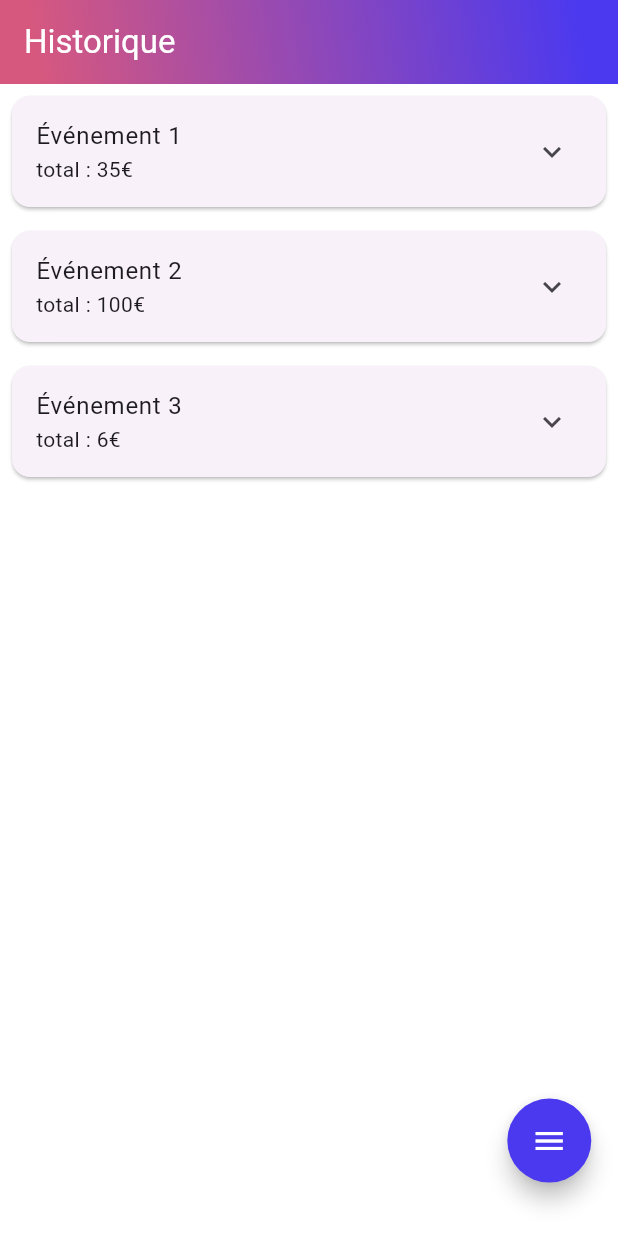
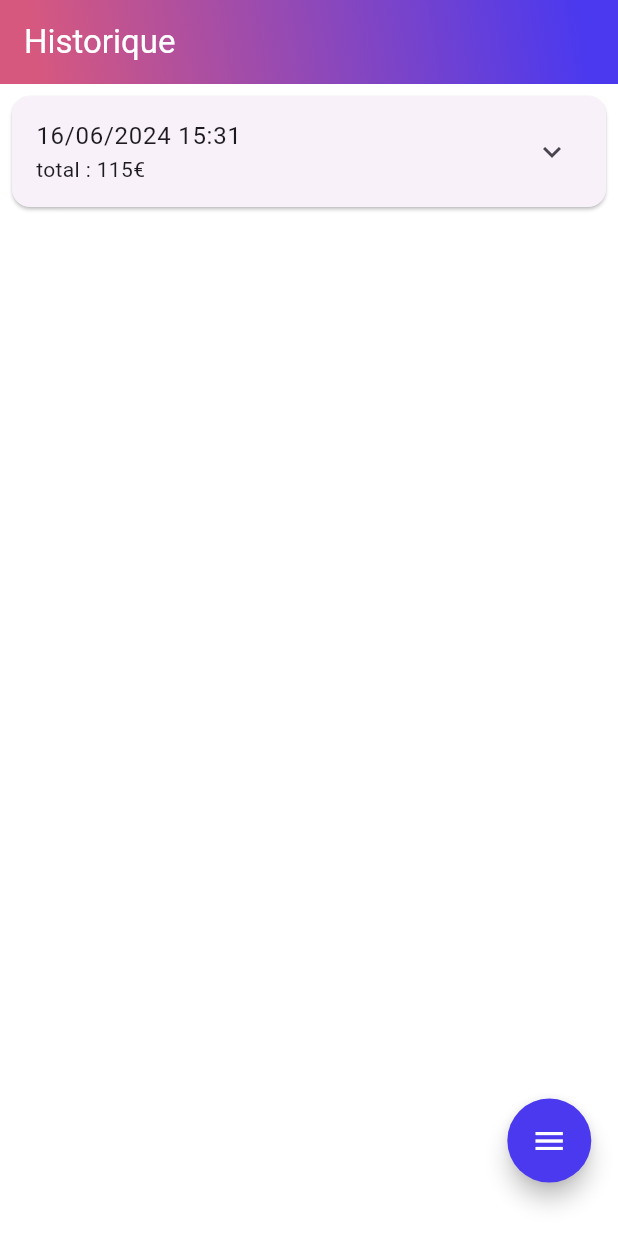
Before and after one commit to wTristaan/Cash_Cash_WA, a Flutter app: the screen it shows after launch, on a phone screen of 412 x 824 dp. Run offline on Flutter 3.47's test engine with Material 3 defaults, Android fonts, the phone set to English and light mode, and no system bars; drawn by our look-alikes of flutter_speed_dial; our stand-ins replace camera, fluttertoast, image_picker, permission_handler, shared_preferences; missing offline and left inert: dart:ffi, flutter_pytorch; Roboto replaces fonts that are missing (Outfit).

Commit message:
home retour bouton et affichage historique

```diff
--- a/lib/views/home.dart
+++ b/lib/views/home.dart
@@ -271,6 +271,7 @@ class _YoloVideoState extends State<YoloVideo> {
                 onPressed: () async {
                   if (isDetecting) {
                     stopDetection();
+                    print("Detecteds: ${yoloResults.length}");
                   } else {
                     startDetection();
                   }
@@ -310,7 +311,8 @@ class _YoloVideoState extends State<YoloVideo> {
   }
 
   Widget _retourButtonWidget() {
-    return SafeArea(
+    return
+      SafeArea(
         child: Positioned(
           top: 0,
           left: 0,
--- a/lib/window/historique.dart
+++ b/lib/window/historique.dart
@@ -27,9 +27,51 @@ class _HistoriquePageWidgetState extends State<HistoriquePageWidget> {
     super.initState();
 
     items = [
-      {'title': 'Événement 1', 'total': '35€', 'details': 'Détails de l\'événement 1'},
-      {'title': 'Événement 2', 'total': '100€', 'details': 'Détails de l\'événement 2'},
-      {'title': 'Événement 3', 'total': '6€', 'details': 'Détails de l\'événement 3'},
+      // placeholder
+      // TODO: historique
+      {
+        "title": "16/06/2024 15:31",
+        "image_url": "", // TODO: ajouter l'image
+        "detail": {
+          "total": "115€",
+          "nbr_pieces": "7",
+          "total_pieces": "5€",
+          "nbr_billets": "2",
+          "total_billets": "110€",
+          "items": [
+            {
+              "name": "5 centimes",
+              "price": "0.5€",
+              "somme": "2€",
+              "quantity": 4
+            },
+            {
+              "name": "2 euros",
+              "price": "2€",
+              "somme": "4€",
+              "quantity": 2
+            },
+            {
+              "name": "1 euros",
+              "price": "1€",
+              "somme": "1€",
+              "quantity": 1
+            },
+            {
+              "name": "10 euros",
+              "price": "10€",
+              "somme": "10€",
+              "quantity": 1
+            },
+            {
+              "name": "100 euros",
+              "price": "100€",
+              "somme": "100€",
+              "quantity": 1
+            }
+          ]
+        },
+      }
     ];
 
     titleController = TextEditingController();
@@ -39,18 +81,6 @@ class _HistoriquePageWidgetState extends State<HistoriquePageWidget> {
   void dispose() {
     titleController?.dispose();
     super.dispose();
-  }
-
-  // Cette méthode génère une couleur aléatoire parmi une liste prédéfinie
-  Color getRandomColor() {
-    List<Color> colors = [
-      Colors.blue,
-      Colors.redAccent,
-      Colors.purple,
-      Colors.orange,
-      Colors.yellow,
-    ];
-    return colors[math.Random().nextInt(colors.length)];
   }
 
   Future<List<Map<String, dynamic>>> loadData() async {
@@ -120,6 +150,7 @@ class _HistoriquePageWidgetState extends State<HistoriquePageWidget> {
                         itemCount: items.length,
                         itemBuilder: (context, index) {
                           var item = items[index];
+                          List<dynamic> itemsList = item['detail']['items']; // Accès à la liste 'items'
                           // Si l'index actuel est l'index d'édition, montrer le formulaire de modification du titre
                           if (index == editingIndex) {
                             titleController?.text = item['title'];  // Définir la valeur initiale du TextField
@@ -168,10 +199,38 @@ class _HistoriquePageWidgetState extends State<HistoriquePageWidget> {
                               margin: EdgeInsets.all(8.0),
                               child: ExpansionTile(
                                 title: Text(item['title']),
-                                subtitle: Text("total : ${item['total']}"),
+                                subtitle: Text("total : ${item['detail']['total']}"),
                                 children: <Widget>[
+                                  // image de la détection
+                                  // Container(
+                                  //   width: double.infinity, // Assure que l'image prend la largeur complète de la card
+                                  //   child: Image.network(
+                                  //     item['image_url'], // Remplacez 'image_url' par la clé réelle dans item qui contient l'URL de l'image
+                                  //     fit: BoxFit.cover, // Assure que l'image couvre l'espace disponible sans perdre ses proportions
+                                  //   ),
+                                  // ),
                                   ListTile(
-                                    title: Text(item['details']),
+                                    contentPadding: const EdgeInsets.symmetric(vertical: 0, horizontal: 10.0),
+                                    title: Text(
+                                        "Le montant détecté est de : ${item['detail']['total']}\n"
+                                        "Le nombre de pièce détecté est de : ${item['detail']['nbr_pieces']}\n"
+                                        "Le montant total de ces pièces est de : ${item['detail']['total_pieces']}\n"
+                                        "Le nombre de billet détecté est de : ${item['detail']['nbr_billets']}\n"
+                                        "Le montant total de ces billets est de : ${item['detail']['total_billets']}\n"
+                                        "Voici le détails de la détection :"
+                                    ),
+                                  ),
+                                  Container(
+                                    width: double.infinity, // Assure que le container prend toute la largeur disponible
+                                    child: Column(
+                                      crossAxisAlignment: CrossAxisAlignment.start,
+                                      children: itemsList.map<Widget>((detailItem) {
+                                        return Padding(
+                                          padding: const EdgeInsets.symmetric(vertical: 0, horizontal: 10.0), // Appliquer un padding horizontal
+                                          child: Text("${detailItem['quantity']}*${detailItem['name']} = ${detailItem['somme']}"),
+                                        );
+                                      }).toList(),
+                                    ),
                                   ),
                                   Row(
                                     children: [
@@ -183,7 +242,8 @@ class _HistoriquePageWidgetState extends State<HistoriquePageWidget> {
                                         onPressed: () {
                                           // Implémenter la suppression de l'élément courant
                                           setState(() {
-                                            //item.removeAt(index);
+                                            //item.removeAt(index); // surement utile pour l'affichage
+                                            // mais nécessite aussi une suppression dans l'historique
                                           });
                                         },
                                         icon: const Icon(Icons.delete),
@@ -198,6 +258,7 @@ class _HistoriquePageWidgetState extends State<HistoriquePageWidget> {
                                           // Passer en mode édition de l'élément courant
                                           setState(() {
                                             editingIndex = index;
+                                            // TODO: historiser la modification du titre
                                           });
                                         },
                                         icon: const Icon(Icons.edit),
```
Also changed, not shown: pubspec.lock (added).
